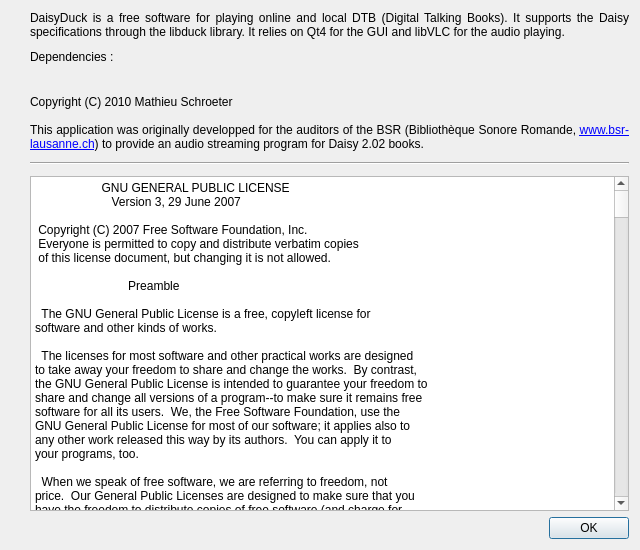
Old version of the form src/dialogAbout.ui in the repository Skywalker13/DaisyDuck.
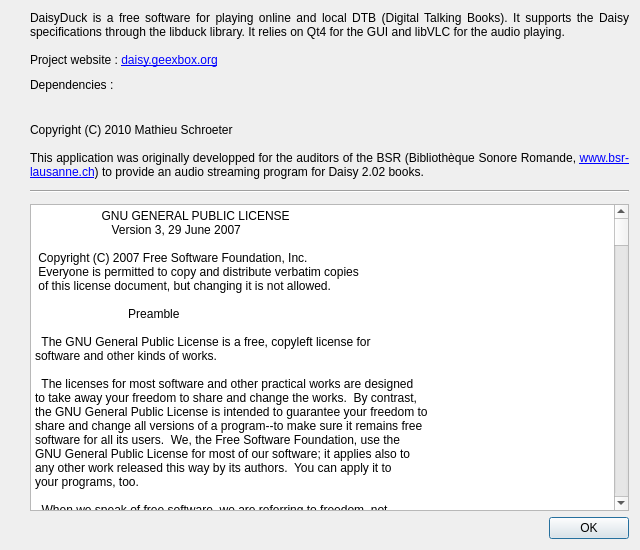
New version of the form. Icons and pictures are not drawn.

Commit message: add the website in the About dialog box

Patch:
```diff
--- a/src/dialogAbout.ui
+++ b/src/dialogAbout.ui
@@ -45,7 +45,10 @@
    <item row="0" column="1">
     <widget class="QLabel" name="label">
      <property name="text">
-      <string>DaisyDuck is a free software for playing online and local DTB (Digital Talking Books). It supports the Daisy specifications through the libduck library. It relies on Qt4 for the GUI and libVLC for the audio playing. </string>
+      <string>DaisyDuck is a free software for playing online and local DTB (Digital Talking Books). It supports the Daisy specifications through the libduck library. It relies on Qt4 for the GUI and libVLC for the audio playing.&lt;br/&gt;&lt;br/&gt;Project website : &lt;a href=&quot;http://daisy.geexbox.org&quot;&gt;daisy.geexbox.org&lt;/a&gt; </string>
+     </property>
+     <property name="textFormat">
+      <enum>Qt::RichText</enum>
      </property>
      <property name="alignment">
       <set>Qt::AlignJustify|Qt::AlignTop</set>
```
Left out of the diff: 3 changed lines with no effect on the pictures.
